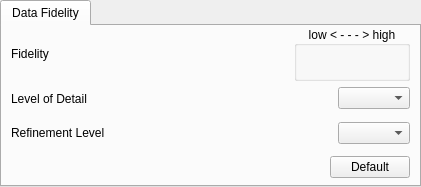
StasJ/vapor-formatted, file apps/vaporgui/FidelityWidgetGUI.ui: the form before one commit.
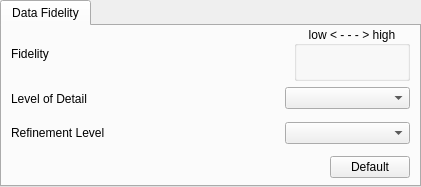
The form after the commit.

Commit message: Fidelity widget fixed for high-dpi screens.  Increased size of lod and refinement combo boxes

Patch:
```diff
--- a/apps/vaporgui/FidelityWidgetGUI.ui
+++ b/apps/vaporgui/FidelityWidgetGUI.ui
@@ -146,14 +146,21 @@
             </property>
             <property name="sizeHint" stdset="0">
              <size>
-              <width>185</width>
+              <width>164</width>
               <height>20</height>
              </size>
             </property>
            </spacer>
           </item>
           <item>
-           <widget class="QComboBox" name="lodCombo"/>
+           <widget class="QComboBox" name="lodCombo">
+            <property name="minimumSize">
+             <size>
+              <width>125</width>
+              <height>0</height>
+             </size>
+            </property>
+           </widget>
           </item>
          </layout>
         </widget>
@@ -187,14 +194,21 @@
             </property>
             <property name="sizeHint" stdset="0">
              <size>
-              <width>167</width>
+              <width>146</width>
               <height>20</height>
              </size>
             </property>
            </spacer>
           </item>
           <item>
-           <widget class="QComboBox" name="refinementCombo"/>
+           <widget class="QComboBox" name="refinementCombo">
+            <property name="minimumSize">
+             <size>
+              <width>125</width>
+              <height>0</height>
+             </size>
+            </property>
+           </widget>
           </item>
          </layout>
         </widget>
```
